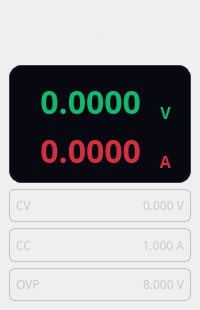
Before: the Qt Designer form widgets/component/channelcard.ui in housir-debug/Leacesy_M3506, drawn with Qt 5.
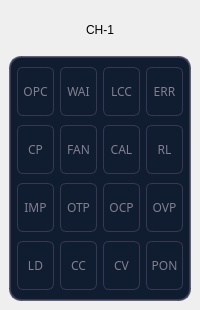
After: the same form once the commit is applied. The open tabs and pages were chosen to show the change.

```diff
--- a/widgets/component/channelcard.ui
+++ b/widgets/component/channelcard.ui
@@ -83,49 +83,64 @@
     <enum>Qt::NoContextMenu</enum>
    </property>
    <property name="styleSheet">
-    <string notr="true">/* 电压电流 */
-#measureframe
-{
+    <string notr="true">#measureframe{
 	background-color: #080810;
   	border-radius: 12px;
  	border: 1.2px solid #3A3A4E;
 }
-#curr_label
-{
+#curr_label{
 	font-weight: bold;
 	font-size: 32px;
 	color: #D23040;
 }
-#currunit_label
-{
+#currunit_label{
 	font-size: 16px;
 	color: #D23040;
 }
-#volt_label
-{
-	color: #10B870;
+#volt_label{
 	font-weight: bold;
 	font-size: 32px;
+	color: #10B870;
 }
-#voltunit_label
-{
+#voltunit_label{
 	font-size: 16px;
 	color: #10B870;
 }
-/* 输出状态 */
-#cv_frame QLabel,#cc_frame QLabel,#ovp_frame QLabel
-{
-	font-size: 12px;
-	color: #C9C9C9;
-}
-#cv_frame ,#cc_frame,#ovp_frame
-{ 
+
+
+#cv_frame ,
+#cc_frame,
+#ovp_frame{ 
     background-color: rgba(255,255,255,0.035);
     border: 1px solid rgba(90,100,125,0.32);
-	border-radius:6px;
+	border-radius:9px;
+}
+#cv_frame QLabel,
+#cc_frame QLabel,
+#ovp_frame QLabel{
+	font-size: 12px;
+	color: #C9C9C9;
+}
+#cv_frame[Status=true] { 
+    background: qlineargradient(spread:pad, x1:0, y1:0, x2:0, y2:1,
+        stop:0 rgba(13, 175, 101, 0.36),
+        stop:1 rgba(13, 175, 101, 0.12));
+    border: 1px solid rgba(13,175,101,0.84);
+}
+#cc_frame[Status=true] { 
+    background: qlineargradient(spread:pad, x1:0, y1:0, x2:0, y2:1,
+        stop:0 rgba(223, 29, 50, 0.36),
+        stop:1 rgba(223, 29, 50, 0.12));
+    border: 1px solid rgba(223, 29, 50, 0.84);
+}
+#ovp_frame[Status=true] { 
+    background: qlineargradient(spread:pad, x1:0, y1:0, x2:0, y2:1,
+        stop:0 rgba(229, 194, 125, 0.36),
+        stop:1 rgba(229, 194, 125, 0.12));
+    border: 1px solid rgba(229, 194, 125, 0.84);
 }</string>
    </property>
-   <layout class="QVBoxLayout" name="verticalLayout" stretch="3,7,2,2,2">
+   <layout class="QVBoxLayout" name="verticalLayout" stretch="2,6,2,2,2">
     <property name="spacing">
      <number>6</number>
     </property>
@@ -1237,6 +1252,630 @@
     </item>
    </layout>
   </widget>
+  <widget class="QWidget" name="status">
+   <property name="cursor">
+    <cursorShape>BlankCursor</cursorShape>
+   </property>
+   <property name="contextMenuPolicy">
+    <enum>Qt::NoContextMenu</enum>
+   </property>
+   <property name="styleSheet">
+    <string notr="true">#statuschframe{
+	background-color: #101C30;
+	border: 1.8px solid rgba(63, 63, 90, 0.81);
+	border-radius: 12px;
+}
+#statuschframe QPushButton {
+	border: 1px solid rgba(63, 63, 90, 0.81);
+	border-radius: 6px;
+	font-size: 12px;
+    color: #808090;
+}
+#statuschframe QPushButton[status=true] {
+	background-color: #0D1F35;
+    border: 1.8px solid #2A6EB0;
+    color: #60A8E0;
+}</string>
+   </property>
+   <layout class="QVBoxLayout" name="verticalLayout_8" stretch="1,6">
+    <property name="spacing">
+     <number>6</number>
+    </property>
+    <item>
+     <widget class="QLabel" name="statusch_label">
+      <property name="cursor">
+       <cursorShape>BlankCursor</cursorShape>
+      </property>
+      <property name="contextMenuPolicy">
+       <enum>Qt::NoContextMenu</enum>
+      </property>
+      <property name="lineWidth">
+       <number>0</number>
+      </property>
+      <property name="text">
+       <string>CH-1</string>
+      </property>
+      <property name="alignment">
+       <set>Qt::AlignCenter</set>
+      </property>
+     </widget>
+    </item>
+    <item>
+     <widget class="QFrame" name="statuschframe">
+      <property name="cursor">
+       <cursorShape>BlankCursor</cursorShape>
+      </property>
+      <property name="contextMenuPolicy">
+       <enum>Qt::NoContextMenu</enum>
+      </property>
+      <property name="frameShape">
+       <enum>QFrame::NoFrame</enum>
+      </property>
+      <property name="frameShadow">
+       <enum>QFrame::Plain</enum>
+      </property>
+      <property name="lineWidth">
+       <number>0</number>
+      </property>
+      <layout class="QGridLayout" name="gridLayout">
+       <property name="leftMargin">
+        <number>6</number>
+       </property>
+       <property name="rightMargin">
+        <number>6</number>
+       </property>
+       <property name="verticalSpacing">
+        <number>9</number>
+       </property>
+       <item row="0" column="0">
+        <widget class="QPushButton" name="pushButton1">
+         <property name="enabled">
+          <bool>false</bool>
+         </property>
+         <property name="sizePolicy">
+          <sizepolicy hsizetype="Preferred" vsizetype="Preferred">
+           <horstretch>0</horstretch>
+           <verstretch>0</verstretch>
+          </sizepolicy>
+         </property>
+         <property name="font">
+          <font>
+           <family>WenQuanYi Micro Hei</family>
+           <pointsize>-1</pointsize>
+          </font>
+         </property>
+         <property name="cursor">
+          <cursorShape>BlankCursor</cursorShape>
+         </property>
+         <property name="focusPolicy">
+          <enum>Qt::NoFocus</enum>
+         </property>
+         <property name="contextMenuPolicy">
+          <enum>Qt::NoContextMenu</enum>
+         </property>
+         <property name="text">
+          <string>OPC</string>
+         </property>
+         <property name="status" stdset="0">
+          <bool>false</bool>
+         </property>
+        </widget>
+       </item>
+       <item row="0" column="1">
+        <widget class="QPushButton" name="pushButton2">
+         <property name="enabled">
+          <bool>false</bool>
+         </property>
+         <property name="sizePolicy">
+          <sizepolicy hsizetype="Preferred" vsizetype="Preferred">
+           <horstretch>0</horstretch>
+           <verstretch>0</verstretch>
+          </sizepolicy>
+         </property>
+         <property name="font">
+          <font>
+           <family>WenQuanYi Micro Hei</family>
+           <pointsize>-1</pointsize>
+          </font>
+         </property>
+         <property name="cursor">
+          <cursorShape>BlankCursor</cursorShape>
+         </property>
+         <property name="focusPolicy">
+          <enum>Qt::NoFocus</enum>
+         </property>
+         <property name="contextMenuPolicy">
+          <enum>Qt::NoContextMenu</enum>
+         </property>
+         <property name="text">
+          <string>WAI</string>
+         </property>
+         <property name="status" stdset="0">
+          <bool>false</bool>
+         </property>
+        </widget>
+       </item>
+       <item row="0" column="2">
+        <widget class="QPushButton" name="pushButton3">
+         <property name="enabled">
+          <bool>false</bool>
+         </property>
+         <property name="sizePolicy">
+          <sizepolicy hsizetype="Preferred" vsizetype="Preferred">
+           <horstretch>0</horstretch>
+           <verstretch>0</verstretch>
+          </sizepolicy>
+         </property>
+         <property name="font">
+          <font>
+           <family>WenQuanYi Micro Hei</family>
+           <pointsize>-1</pointsize>
+          </font>
+         </property>
+         <property name="cursor">
+          <cursorShape>BlankCursor</cursorShape>
+         </property>
+         <property name="focusPolicy">
+          <enum>Qt::NoFocus</enum>
+         </property>
+         <property name="contextMenuPolicy">
+          <enum>Qt::NoContextMenu</enum>
+         </property>
+         <property name="text">
+          <string>LCC</string>
+         </property>
+         <property name="status" stdset="0">
+          <bool>false</bool>
+         </property>
+        </widget>
+       </item>
+       <item row="0" column="3">
+        <widget class="QPushButton" name="pushButton4">
+         <property name="enabled">
+          <bool>false</bool>
+         </property>
+         <property name="sizePolicy">
+          <sizepolicy hsizetype="Preferred" vsizetype="Preferred">
+           <horstretch>0</horstretch>
+           <verstretch>0</verstretch>
+          </sizepolicy>
+         </property>
+         <property name="font">
+          <font>
+           <family>WenQuanYi Micro Hei</family>
+           <pointsize>-1</pointsize>
+          </font>
+         </property>
+         <property name="cursor">
+          <cursorShape>BlankCursor</cursorShape>
+         </property>
+         <property name="focusPolicy">
+          <enum>Qt::NoFocus</enum>
+         </property>
+         <property name="contextMenuPolicy">
+          <enum>Qt::NoContextMenu</enum>
+         </property>
+         <property name="text">
+          <string>ERR</string>
+         </property>
+         <property name="status" stdset="0">
+          <bool>false</bool>
+         </property>
+        </widget>
+       </item>
+       <item row="1" column="0">
+        <widget class="QPushButton" name="pushButton5">
+         <property name="enabled">
+          <bool>false</bool>
+         </property>
+         <property name="sizePolicy">
+          <sizepolicy hsizetype="Preferred" vsizetype="Preferred">
+           <horstretch>0</horstretch>
+           <verstretch>0</verstretch>
+          </sizepolicy>
+         </property>
+         <property name="font">
+          <font>
+           <family>WenQuanYi Micro Hei</family>
+           <pointsize>-1</pointsize>
+          </font>
+         </property>
+         <property name="cursor">
+          <cursorShape>BlankCursor</cursorShape>
+         </property>
+         <property name="focusPolicy">
+          <enum>Qt::NoFocus</enum>
+         </property>
+         <property name="contextMenuPolicy">
+          <enum>Qt::NoContextMenu</enum>
+         </property>
+         <property name="text">
+          <string>CP</string>
+         </property>
+         <property name="status" stdset="0">
+          <bool>false</bool>
+         </property>
+        </widget>
+       </item>
+       <item row="1" column="1">
+        <widget class="QPushButton" name="pushButton6">
+         <property name="enabled">
+          <bool>false</bool>
+         </property>
+         <property name="sizePolicy">
+          <sizepolicy hsizetype="Preferred" vsizetype="Preferred">
+           <horstretch>0</horstretch>
+           <verstretch>0</verstretch>
+          </sizepolicy>
+         </property>
+         <property name="font">
+          <font>
+           <family>WenQuanYi Micro Hei</family>
+           <pointsize>-1</pointsize>
+          </font>
+         </property>
+         <property name="cursor">
+          <cursorShape>BlankCursor</cursorShape>
+         </property>
+         <property name="focusPolicy">
+          <enum>Qt::NoFocus</enum>
+         </property>
+         <property name="contextMenuPolicy">
+          <enum>Qt::NoContextMenu</enum>
+         </property>
+         <property name="text">
+          <string>FAN</string>
+         </property>
+         <property name="status" stdset="0">
+          <bool>false</bool>
+         </property>
+        </widget>
+       </item>
+       <item row="1" column="2">
+        <widget class="QPushButton" name="pushButton7">
+         <property name="enabled">
+          <bool>false</bool>
+         </property>
+         <property name="sizePolicy">
+          <sizepolicy hsizetype="Preferred" vsizetype="Preferred">
+           <horstretch>0</horstretch>
+           <verstretch>0</verstretch>
+          </sizepolicy>
+         </property>
+         <property name="font">
+          <font>
+           <family>WenQuanYi Micro Hei</family>
+           <pointsize>-1</pointsize>
+          </font>
+         </property>
+         <property name="cursor">
+          <cursorShape>BlankCursor</cursorShape>
+         </property>
+         <property name="focusPolicy">
+          <enum>Qt::NoFocus</enum>
+         </property>
+         <property name="contextMenuPolicy">
+          <enum>Qt::NoContextMenu</enum>
+         </property>
+         <property name="text">
+          <string>CAL</string>
+         </property>
+         <property name="status" stdset="0">
+          <bool>false</bool>
+         </property>
+        </widget>
+       </item>
+       <item row="1" column="3">
+        <widget class="QPushButton" name="pushButton8">
+         <property name="enabled">
+          <bool>false</bool>
+         </property>
+         <property name="sizePolicy">
+          <sizepolicy hsizetype="Preferred" vsizetype="Preferred">
+           <horstretch>0</horstretch>
+           <verstretch>0</verstretch>
+          </sizepolicy>
+         </property>
+         <property name="font">
+          <font>
+           <family>WenQuanYi Micro Hei</family>
+           <pointsize>-1</pointsize>
+          </font>
+         </property>
+         <property name="cursor">
+          <cursorShape>BlankCursor</cursorShape>
+         </property>
+         <property name="focusPolicy">
+          <enum>Qt::NoFocus</enum>
+         </property>
+         <property name="contextMenuPolicy">
+          <enum>Qt::NoContextMenu</enum>
+         </property>
+         <property name="text">
+          <string>RL</string>
+         </property>
+         <property name="status" stdset="0">
+          <bool>false</bool>
+         </property>
+        </widget>
+       </item>
+       <item row="2" column="0">
+        <widget class="QPushButton" name="pushButton9">
+         <property name="enabled">
+          <bool>false</bool>
+         </property>
+         <property name="sizePolicy">
+          <sizepolicy hsizetype="Preferred" vsizetype="Preferred">
+           <horstretch>0</horstretch>
+           <verstretch>0</verstretch>
+          </sizepolicy>
+         </property>
+         <property name="font">
+          <font>
+           <family>WenQuanYi Micro Hei</family>
+           <pointsize>-1</pointsize>
+          </font>
+         </property>
+         <property name="cursor">
+          <cursorShape>BlankCursor</cursorShape>
+         </property>
+         <property name="focusPolicy">
+          <enum>Qt::NoFocus</enum>
+         </property>
+         <property name="contextMenuPolicy">
+          <enum>Qt::NoContextMenu</enum>
+         </property>
+         <property name="text">
+          <string>IMP</string>
+         </property>
+         <property name="status" stdset="0">
+          <bool>false</bool>
+         </property>
+        </widget>
+       </item>
+       <item row="2" column="1">
+        <widget class="QPushButton" name="pushButton10">
+         <property name="enabled">
+          <bool>false</bool>
+         </property>
+         <property name="sizePolicy">
+          <sizepolicy hsizetype="Preferred" vsizetype="Preferred">
+           <horstretch>0</horstretch>
+           <verstretch>0</verstretch>
+          </sizepolicy>
+         </property>
+         <property name="font">
+          <font>
+           <family>WenQuanYi Micro Hei</family>
+           <pointsize>-1</pointsize>
+          </font>
+         </property>
+         <property name="cursor">
+          <cursorShape>BlankCursor</cursorShape>
+         </property>
+         <property name="focusPolicy">
+          <enum>Qt::NoFocus</enum>
+         </property>
+         <property name="contextMenuPolicy">
+          <enum>Qt::NoContextMenu</enum>
+         </property>
+         <property name="text">
+          <string>OTP</string>
+         </property>
+         <property name="status" stdset="0">
+          <bool>false</bool>
+         </property>
+        </widget>
+       </item>
+       <item row="2" column="2">
+        <widget class="QPushButton" name="pushButton11">
+         <property name="enabled">
+          <bool>false</bool>
+         </property>
+         <property name="sizePolicy">
+          <sizepolicy hsizetype="Preferred" vsizetype="Preferred">
+           <horstretch>0</horstretch>
+           <verstretch>0</verstretch>
+          </sizepolicy>
+         </property>
+         <property name="font">
+          <font>
+           <family>WenQuanYi Micro Hei</family>
+           <pointsize>-1</pointsize>
+          </font>
+         </property>
+         <property name="cursor">
+          <cursorShape>BlankCursor</cursorShape>
+         </property>
+         <property name="focusPolicy">
+          <enum>Qt::NoFocus</enum>
+         </property>
+         <property name="contextMenuPolicy">
+          <enum>Qt::NoContextMenu</enum>
+         </property>
+         <property name="text">
+          <string>OCP</string>
+         </property>
+         <property name="status" stdset="0">
+          <bool>false</bool>
+         </property>
+        </widget>
+       </item>
+       <item row="2" column="3">
+        <widget class="QPushButton" name="pushButton12">
+         <property name="enabled">
+          <bool>false</bool>
+         </property>
+         <property name="sizePolicy">
+          <sizepolicy hsizetype="Preferred" vsizetype="Preferred">
+           <horstretch>0</horstretch>
+           <verstretch>0</verstretch>
+          </sizepolicy>
+         </property>
+         <property name="font">
+          <font>
+           <family>WenQuanYi Micro Hei</family>
+           <pointsize>-1</pointsize>
+          </font>
+         </property>
+         <property name="cursor">
+          <cursorShape>BlankCursor</cursorShape>
+         </property>
+         <property name="focusPolicy">
+          <enum>Qt::NoFocus</enum>
+         </property>
+         <property name="contextMenuPolicy">
+          <enum>Qt::NoContextMenu</enum>
+         </property>
+         <property name="text">
+          <string>OVP</string>
+         </property>
+         <property name="status" stdset="0">
+          <bool>false</bool>
+         </property>
+        </widget>
+       </item>
+       <item row="3" column="0">
+        <widget class="QPushButton" name="pushButton13">
+         <property name="enabled">
+          <bool>false</bool>
+         </property>
+         <property name="sizePolicy">
+          <sizepolicy hsizetype="Preferred" vsizetype="Preferred">
+           <horstretch>0</horstretch>
+           <verstretch>0</verstretch>
+          </sizepolicy>
+         </property>
+         <property name="font">
+          <font>
+           <family>WenQuanYi Micro Hei</family>
+           <pointsize>-1</pointsize>
+          </font>
+         </property>
+         <property name="cursor">
+          <cursorShape>BlankCursor</cursorShape>
+         </property>
+         <property name="focusPolicy">
+          <enum>Qt::NoFocus</enum>
+         </property>
+         <property name="contextMenuPolicy">
+          <enum>Qt::NoContextMenu</enum>
+         </property>
+         <property name="text">
+          <string>LD</string>
+         </property>
+         <property name="status" stdset="0">
+          <bool>false</bool>
+         </property>
+        </widget>
+       </item>
+       <item row="3" column="1">
+        <widget class="QPushButton" name="pushButton14">
+         <property name="enabled">
+          <bool>false</bool>
+         </property>
+         <property name="sizePolicy">
+          <sizepolicy hsizetype="Preferred" vsizetype="Preferred">
+           <horstretch>0</horstretch>
+           <verstretch>0</verstretch>
+          </sizepolicy>
+         </property>
+         <property name="font">
+          <font>
+           <family>WenQuanYi Micro Hei</family>
+           <pointsize>-1</pointsize>
+          </font>
+         </property>
+         <property name="cursor">
+          <cursorShape>BlankCursor</cursorShape>
+         </property>
+         <property name="focusPolicy">
+          <enum>Qt::NoFocus</enum>
+         </property>
+         <property name="contextMenuPolicy">
+          <enum>Qt::NoContextMenu</enum>
+         </property>
+         <property name="text">
+          <string>CC</string>
+         </property>
+         <property name="status" stdset="0">
+          <bool>false</bool>
+         </property>
+        </widget>
+       </item>
+       <item row="3" column="2">
+        <widget class="QPushButton" name="pushButton15">
+         <property name="enabled">
+          <bool>false</bool>
+         </property>
+         <property name="sizePolicy">
+          <sizepolicy hsizetype="Preferred" vsizetype="Preferred">
+           <horstretch>0</horstretch>
+           <verstretch>0</verstretch>
+          </sizepolicy>
+         </property>
+         <property name="font">
+          <font>
+           <family>WenQuanYi Micro Hei</family>
+           <pointsize>-1</pointsize>
+          </font>
+         </property>
+         <property name="cursor">
+          <cursorShape>BlankCursor</cursorShape>
+         </property>
+         <property name="focusPolicy">
+          <enum>Qt::NoFocus</enum>
+         </property>
+         <property name="contextMenuPolicy">
+          <enum>Qt::NoContextMenu</enum>
+         </property>
+         <property name="text">
+          <string>CV</string>
+         </property>
+         <property name="status" stdset="0">
+          <bool>false</bool>
+         </property>
+        </widget>
+       </item>
+       <item row="3" column="3">
+        <widget class="QPushButton" name="pushButton16">
+         <property name="enabled">
+          <bool>false</bool>
+         </property>
+         <property name="sizePolicy">
+          <sizepolicy hsizetype="Preferred" vsizetype="Preferred">
+           <horstretch>0</horstretch>
+           <verstretch>0</verstretch>
+          </sizepolicy>
+         </property>
+         <property name="font">
+          <font>
+           <family>WenQuanYi Micro Hei</family>
+           <pointsize>-1</pointsize>
+          </font>
+         </property>
+         <property name="cursor">
+          <cursorShape>BlankCursor</cursorShape>
+         </property>
+         <property name="focusPolicy">
+          <enum>Qt::NoFocus</enum>
+         </property>
+         <property name="contextMenuPolicy">
+          <enum>Qt::NoContextMenu</enum>
+         </property>
+         <property name="text">
+          <string>PON</string>
+         </property>
+         <property name="status" stdset="0">
+          <bool>false</bool>
+         </property>
+        </widget>
+       </item>
+      </layout>
+     </widget>
+    </item>
+   </layout>
+  </widget>
   <widget class="QWidget" name="version">
    <property name="cursor">
     <cursorShape>BlankCursor</cursorShape>
```
Left out of the diff: 157 changed lines with no effect on the pictures.
